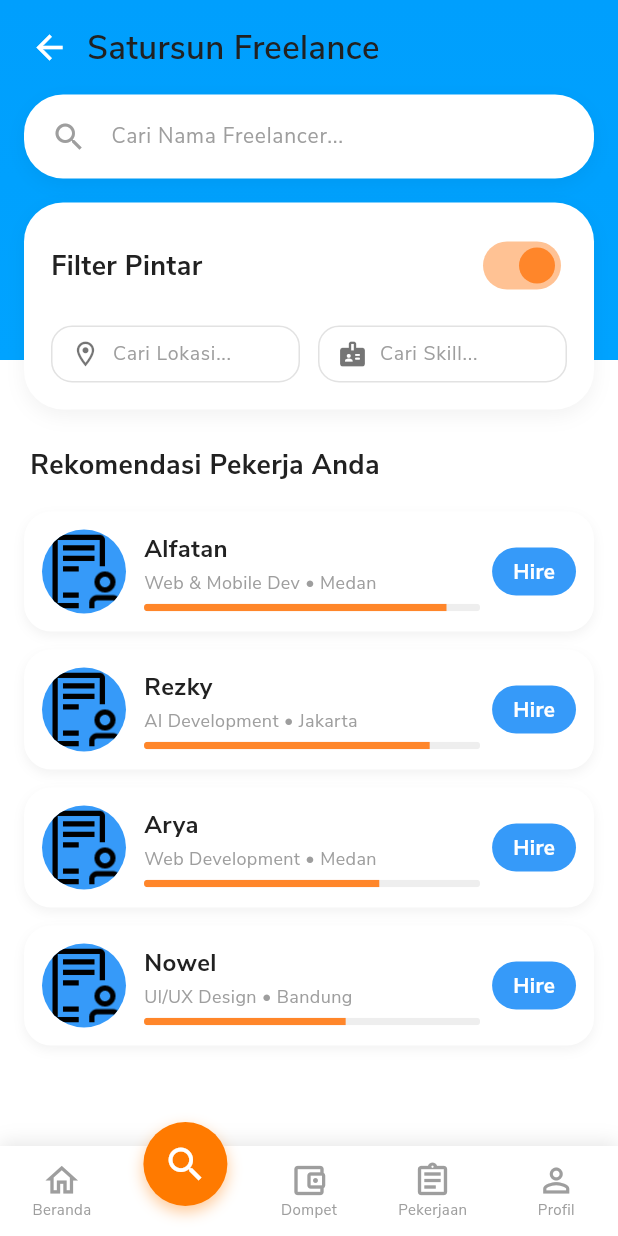
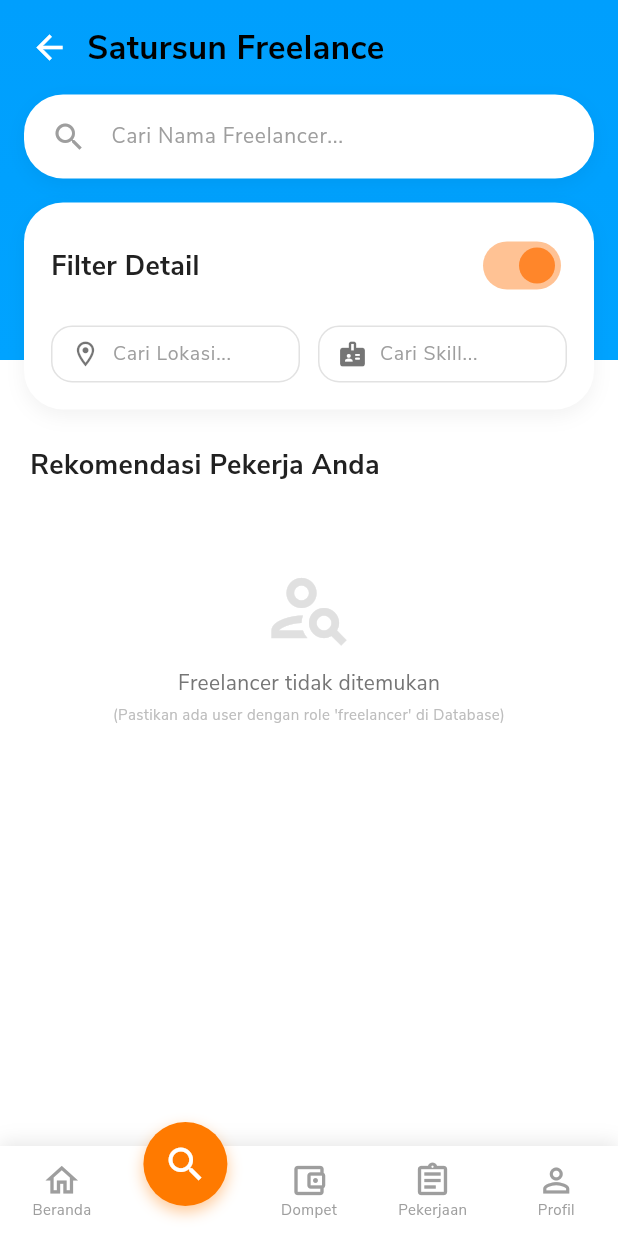
Before and after one commit to FathanBagas07/Satursun-Freelance-Mobile, a Flutter app: the ExploreScreenKlien screen opened by its route, on a phone screen of 412 x 824 dp. Run offline on Flutter 3.47's test engine with Material 3 defaults, Android fonts, the phone set to English and light mode, and no system bars; our stand-ins replace cloud_firestore, firebase_auth, firebase_core, go_router, google_sign_in; accounts and stored records are empty.

Commit message:
integrate Firebase real-time data into Explore Screen

```diff
--- a/lib/modules/klien/screens/explore_screen_klien.dart
+++ b/lib/modules/klien/screens/explore_screen_klien.dart
@@ -1,4 +1,6 @@
+import 'package:cloud_firestore/cloud_firestore.dart';
 import 'package:flutter/material.dart';
+import 'package:go_router/go_router.dart';
 import '../../../core/widgets/custom_bottom_nav_bar_klien.dart';
 
 class ExploreScreenKlien extends StatefulWidget {
@@ -11,68 +13,11 @@ class ExploreScreenKlien extends StatefulWidget {
 class _ExploreScreenKlienState extends State<ExploreScreenKlien> {
   bool smartFilter = true;
 
-  // Variabel untuk menampung input pencarian
+  // Variabel Pencarian
   String _keywordName = "";
+  // Variabel Lokasi & Skill (Dummy/Visual Saja)
   String _keywordLocation = "";
   String _keywordSkill = "";
-
-  // Data Master (Ditambah field 'location')
-  final List<Map<String, dynamic>> freelancers = [
-    {
-      "name": "Alfatan",
-      "skill": "Web & Mobile Dev",
-      "location": "Medan",
-      "image": "assets/freelancer_icon.png",
-      "progress": 0.90,
-    },
-    {
-      "name": "Rezky",
-      "skill": "AI Development",
-      "location": "Jakarta",
-      "image": "assets/freelancer_icon.png",
-      "progress": 0.85,
-    },
-    {
-      "name": "Arya",
-      "skill": "Web Development",
-      "location": "Medan",
-      "image": "assets/freelancer_icon.png",
-      "progress": 0.70,
-    },
-    {
-      "name": "Nowel",
-      "skill": "UI/UX Design",
-      "location": "Bandung",
-      "image": "assets/freelancer_icon.png",
-      "progress": 0.60,
-    },
-  ];
-
-  List<Map<String, dynamic>> _foundFreelancers = [];
-
-  @override
-  void initState() {
-    _foundFreelancers = freelancers;
-    super.initState();
-  }
-
-  // Fungsi Filter Gabungan (Nama + Lokasi + Skill)
-  void _runFilter() {
-    List<Map<String, dynamic>> results = [];
-
-    results = freelancers.where((user) {
-      final nameMatch = user["name"].toLowerCase().contains(_keywordName.toLowerCase());
-      final locationMatch = user["location"].toLowerCase().contains(_keywordLocation.toLowerCase());
-      final skillMatch = user["skill"].toLowerCase().contains(_keywordSkill.toLowerCase());
-
-      // Tampilkan jika semua kriteria cocok (Logic AND)
-      return nameMatch && locationMatch && skillMatch;
-    }).toList();
-
-    setState(() {
-      _foundFreelancers = results;
-    });
-  }
 
   @override
   Widget build(BuildContext context) {
@@ -80,7 +25,9 @@ class _ExploreScreenKlienState extends State<ExploreScreenKlien> {
       bottomNavigationBar: const CustomBottomNavBarClient(currentIndex: 1),
       body: Stack(
         children: [
-          // Background Gradient
+          // ==============================
+          // BACKGROUND GRADIENT
+          // ==============================
           Container(
             height: 240,
             decoration: const BoxDecoration(
@@ -102,12 +49,12 @@ class _ExploreScreenKlienState extends State<ExploreScreenKlien> {
                   _buildHeader(),
                   const SizedBox(height: 16),
 
-                  // Search Bar Utama (Nama)
+                  // Search Bar Utama
                   _buildMainSearchBar(),
 
                   const SizedBox(height: 16),
 
-                  // Filter Card (Lokasi & Skill Input)
+                  // Filter Card (Visual Saja)
                   _buildFilterInputCard(),
 
                   const SizedBox(height: 24),
@@ -122,16 +69,85 @@ class _ExploreScreenKlienState extends State<ExploreScreenKlien> {
 
                   const SizedBox(height: 12),
 
-                  // List Hasil
-                  Column(
-                    children: _foundFreelancers.isNotEmpty
-                        ? _foundFreelancers.map((f) => _buildFreelancerItem(f)).toList()
-                        : [
-                            const Padding(
-                              padding: EdgeInsets.all(20.0),
-                              child: Center(child: Text("Freelancer tidak ditemukan")),
-                            )
-                          ],
+                  // ==============================
+                  // STREAM BUILDER (PERBAIKAN)
+                  // ==============================
+                  StreamBuilder<QuerySnapshot>(
+                    // PERBAIKAN: Ambil semua user dulu, filter role dilakukan di bawah
+                    // agar tidak masalah huruf besar/kecil (Freelancer vs freelancer)
+                    stream: FirebaseFirestore.instance.collection('users').snapshots(),
+                    builder: (context, snapshot) {
+                      // 1. Loading
+                      if (snapshot.connectionState == ConnectionState.waiting) {
+                        return const Padding(
+                          padding: EdgeInsets.only(top: 50.0),
+                          child: Center(child: CircularProgressIndicator()),
+                        );
+                      }
+
+                      // 2. Error
+                      if (snapshot.hasError) {
+                        return Center(child: Text("Error: ${snapshot.error}"));
+                      }
+
+                      // 3. Logic Filter Data
+                      var docs = snapshot.data?.docs ?? [];
+
+                      var filteredList = docs.where((doc) {
+                        var data = doc.data() as Map<String, dynamic>;
+
+                        // A. FILTER ROLE (Case Insensitive)
+                        // Pastikan role ada, ubah ke string, lalu kecilkan hurufnya
+                        String role = (data['role'] ?? '').toString().toLowerCase();
+                        // Hanya ambil jika role mengandung kata 'freelancer'
+                        if (!role.contains('freelancer')) {
+                          return false;
+                        }
+
+                        // B. FILTER NAMA (Pencarian)
+                        String firstName = (data['firstName'] ?? '').toString();
+                        String lastName = (data['lastName'] ?? '').toString();
+                        String fullName = "$firstName $lastName".trim();
+                        if (fullName.isEmpty) fullName = (data['name'] ?? '').toString();
+
+                        // Cek kecocokan nama dengan input pencarian
+                        bool nameMatch = fullName.toLowerCase().contains(_keywordName.toLowerCase());
+
+                        return nameMatch;
+                      }).toList();
+
+                      // 4. Jika Kosong
+                      if (filteredList.isEmpty) {
+                        return Container(
+                          width: double.infinity,
+                          padding: const EdgeInsets.all(40.0),
+                          child: Column(
+                            children: [
+                              Icon(Icons.person_search_outlined, size: 60, color: Colors.grey[300]),
+                              const SizedBox(height: 10),
+                              Text(
+                                "Freelancer tidak ditemukan",
+                                style: TextStyle(color: Colors.grey[600]),
+                              ),
+                              const SizedBox(height: 5),
+                              Text(
+                                "(Pastikan ada user dengan role 'freelancer' di Database)",
+                                style: TextStyle(fontSize: 10, color: Colors.grey[400]),
+                                textAlign: TextAlign.center,
+                              ),
+                            ],
+                          ),
+                        );
+                      }
+
+                      // 5. Tampilkan Hasil
+                      return Column(
+                        children: filteredList.map((doc) {
+                          var data = doc.data() as Map<String, dynamic>;
+                          return _buildFreelancerItem(data);
+                        }).toList(),
+                      );
+                    },
                   ),
                 ],
               ),
@@ -148,16 +164,16 @@ class _ExploreScreenKlienState extends State<ExploreScreenKlien> {
       child: Row(
         children: [
           GestureDetector(
-            onTap: () => Navigator.pushNamedAndRemoveUntil(context, '/home-klien', (route) => false),
+            onTap: () => context.go('/klien/home'),
             child: Icon(Icons.arrow_back, color: Theme.of(context).colorScheme.surface, size: 26),
           ),
           const SizedBox(width: 12),
-          Text(
+          const Text(
             "Satursun Freelance",
             style: TextStyle(
-              color: Theme.of(context).colorScheme.onSurface,
+              color: Colors.black, // Hitam
               fontSize: 22,
-              fontWeight: FontWeight.w600,
+              fontWeight: FontWeight.bold, // Bold
             ),
           ),
         ],
@@ -165,7 +181,6 @@ class _ExploreScreenKlienState extends State<ExploreScreenKlien> {
     );
   }
 
-  // 1. Search Bar Utama (Nama)
   Widget _buildMainSearchBar() {
     return Container(
       margin: const EdgeInsets.symmetric(horizontal: 16),
@@ -175,7 +190,7 @@ class _ExploreScreenKlienState extends State<ExploreScreenKlien> {
         borderRadius: BorderRadius.circular(26),
         boxShadow: [
           BoxShadow(
-            color: Colors.black.withValues(alpha: 0.05),
+            color: Colors.black.withOpacity(0.05),
             blurRadius: 10,
             offset: const Offset(0, 4),
           ),
@@ -183,8 +198,9 @@ class _ExploreScreenKlienState extends State<ExploreScreenKlien> {
       ),
       child: TextField(
         onChanged: (value) {
-          _keywordName = value;
-          _runFilter();
+          setState(() {
+            _keywordName = value;
+          });
         },
         decoration: const InputDecoration(
           border: InputBorder.none,
@@ -196,7 +212,6 @@ class _ExploreScreenKlienState extends State<ExploreScreenKlien> {
     );
   }
 
-  // 2. Filter Card (Input Lokasi & Skill)
   Widget _buildFilterInputCard() {
     return Container(
       margin: const EdgeInsets.symmetric(horizontal: 16),
@@ -206,7 +221,7 @@ class _ExploreScreenKlienState extends State<ExploreScreenKlien> {
         borderRadius: BorderRadius.circular(26),
         boxShadow: [
           BoxShadow(
-            color: Colors.black.withValues(alpha: 0.05),
+            color: Colors.black.withOpacity(0.05),
             blurRadius: 10,
             offset: const Offset(0, 4),
           ),
@@ -219,7 +234,7 @@ class _ExploreScreenKlienState extends State<ExploreScreenKlien> {
             mainAxisAlignment: MainAxisAlignment.spaceBetween,
             children: [
               const Text(
-                "Filter Pintar",
+                "Filter Detail",
                 style: TextStyle(fontSize: 18, fontWeight: FontWeight.bold),
               ),
               Switch(
@@ -230,30 +245,24 @@ class _ExploreScreenKlienState extends State<ExploreScreenKlien> {
             ],
           ),
           const SizedBox(height: 16),
-
-          // Row Input Lokasi & Skill
           Row(
             children: [
-              // Input Lokasi
               Expanded(
                 child: _buildInputBox(
                   icon: Icons.location_on_outlined,
                   hint: "Cari Lokasi...",
                   onChanged: (val) {
-                    _keywordLocation = val;
-                    _runFilter();
+                    setState(() => _keywordLocation = val);
                   },
                 ),
               ),
               const SizedBox(width: 12),
-              // Input Skill
               Expanded(
                 child: _buildInputBox(
                   icon: Icons.badge_rounded,
                   hint: "Cari Skill...",
                   onChanged: (val) {
-                    _keywordSkill = val;
-                    _runFilter();
+                    setState(() => _keywordSkill = val);
                   },
                 ),
               ),
@@ -264,7 +273,6 @@ class _ExploreScreenKlienState extends State<ExploreScreenKlien> {
     );
   }
 
-  // Widget Input Kecil di dalam Filter Card
   Widget _buildInputBox({
     required IconData icon,
     required String hint,
@@ -274,7 +282,7 @@ class _ExploreScreenKlienState extends State<ExploreScreenKlien> {
       padding: const EdgeInsets.symmetric(horizontal: 12, vertical: 4),
       decoration: BoxDecoration(
         borderRadius: BorderRadius.circular(14),
-        border: Border.all(color: Colors.grey.withValues(alpha: 0.3)),
+        border: Border.all(color: Colors.grey.withOpacity(0.3)),
       ),
       child: Row(
         children: [
@@ -297,7 +305,37 @@ class _ExploreScreenKlienState extends State<ExploreScreenKlien> {
     );
   }
 
-  Widget _buildFreelancerItem(Map<String, dynamic> f) {
+  Widget _buildFreelancerItem(Map<String, dynamic> data) {
+    // 1. Ambil Nama (Gabungan firstName + lastName)
+    String firstName = (data['firstName'] ?? '').toString();
+    String lastName = (data['lastName'] ?? '').toString();
+    String fullName = "$firstName $lastName".trim();
+    if (fullName.isEmpty) fullName = (data['name'] ?? 'Tanpa Nama').toString();
+
+    // 2. Skill & Lokasi (Dummy jika kosong agar tampilan tidak rusak)
+    String skill = (data['skill'] != null && data['skill'].toString().isNotEmpty)
+        ? data['skill']
+        : 'Freelancer';
+
+    String location = (data['location'] != null && data['location'].toString().isNotEmpty)
+        ? data['location']
+        : 'Indonesia';
+
+    // 3. Rating (Dummy)
+    double progress = 0.8;
+    if (data['rating'] != null) {
+      progress = (double.tryParse(data['rating'].toString()) ?? 0.0) / 5.0;
+    }
+
+    // 4. Foto Profil
+    ImageProvider imageProvider;
+    String? photoUrl = data['photo_url'];
+    if (photoUrl != null && photoUrl.isNotEmpty && photoUrl.startsWith('http')) {
+      imageProvider = NetworkImage(photoUrl);
+    } else {
+      imageProvider = const AssetImage("assets/freelancer_icon.png");
+    }
+
     return Container(
       margin: const EdgeInsets.symmetric(horizontal: 16, vertical: 6),
       padding: const EdgeInsets.all(12),
@@ -306,7 +344,7 @@ class _ExploreScreenKlienState extends State<ExploreScreenKlien> {
         borderRadius: BorderRadius.circular(18),
         boxShadow: [
           BoxShadow(
-            color: Colors.black.withValues(alpha: 0.05),
+            color: Colors.black.withOpacity(0.05),
             blurRadius: 6,
             offset: const Offset(0, 3),
           )
@@ -316,7 +354,9 @@ class _ExploreScreenKlienState extends State<ExploreScreenKlien> {
         children: [
           CircleAvatar(
             radius: 28,
-            backgroundImage: AssetImage(f["image"]),
+            backgroundColor: Colors.grey[200],
+            backgroundImage: imageProvider,
+            onBackgroundImageError: (_, __) {},
           ),
           const SizedBox(width: 12),
           Expanded(
@@ -324,12 +364,12 @@ class _ExploreScreenKlienState extends State<ExploreScreenKlien> {
               crossAxisAlignment: CrossAxisAlignment.start,
               children: [
                 Text(
-                  f["name"],
+                  fullName,
                   style: const TextStyle(fontSize: 16, fontWeight: FontWeight.bold),
                 ),
                 const SizedBox(height: 2),
                 Text(
-                  "${f["skill"]} • ${f["location"]}", // Tampilkan Lokasi juga
+                  "$skill • $location",
                   style: const TextStyle(fontSize: 12, color: Colors.grey),
                   maxLines: 2,
                   overflow: TextOverflow.ellipsis,
@@ -338,7 +378,7 @@ class _ExploreScreenKlienState extends State<ExploreScreenKlien> {
                 ClipRRect(
                   borderRadius: BorderRadius.circular(4),
                   child: LinearProgressIndicator(
-                    value: f["progress"],
+                    value: progress,
                     minHeight: 5,
                     color: Theme.of(context).colorScheme.secondary,
                     backgroundColor: Colors.grey[200],
```
Also changed, not shown: pubspec.lock.
